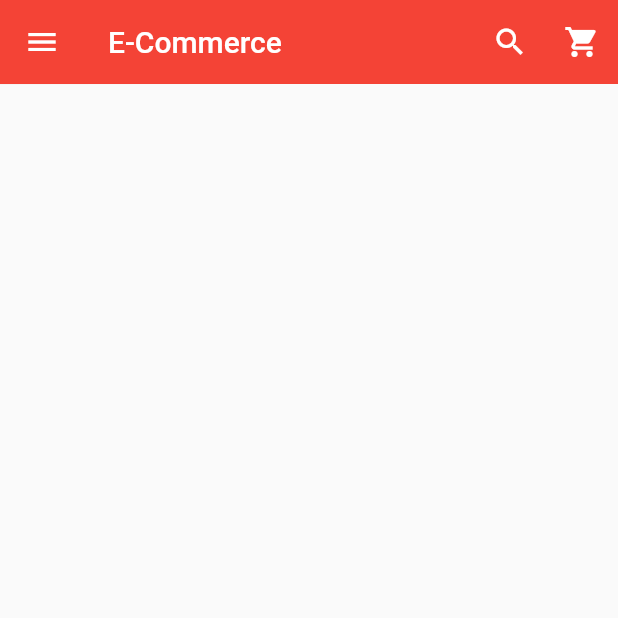
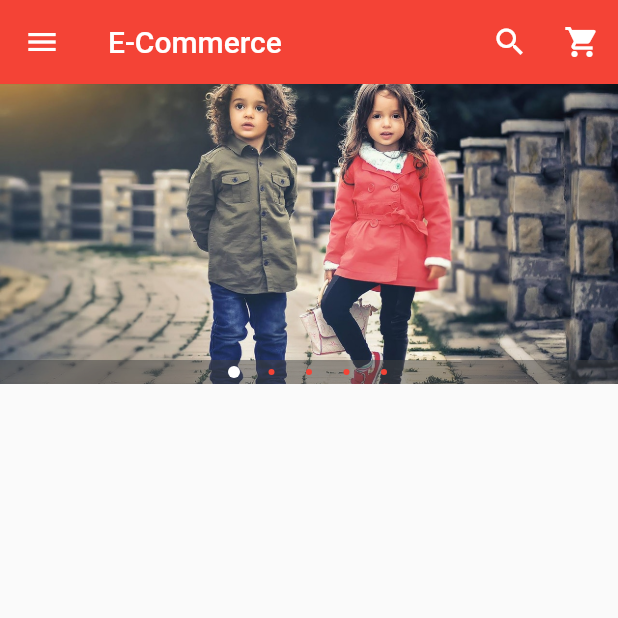
Before and after one commit to mohamedsabrymohamed/flutter-e-commerce, a Flutter app: the screen it shows after launch, on a phone screen of 412 x 824 dp, the top half of it. Run offline on Flutter 3.47's test engine with Material 2 defaults, Android fonts, the phone set to English and light mode, and no system bars; drawn by our look-alikes of carousel_pro.

Commit message:
add carousel to home page

```diff
--- a/lib/main.dart
+++ b/lib/main.dart
@@ -1,3 +1,4 @@
+import 'package:ecommerce/widgets/app_Carousel.dart';
 import 'package:ecommerce/widgets/app_bar.dart';
 import 'package:ecommerce/widgets/custom_drawer.dart';
 import 'package:flutter/material.dart';
@@ -19,6 +20,11 @@ class _HomePageState extends State<HomePage> {
     return Scaffold(
       appBar: customAppBar(),
       drawer: customDrawer(),
+      body: ListView(
+        children: [
+          customCarousel(),
+        ],
+      ),
     );
   }
 }
--- /dev/null
+++ b/lib/widgets/app_Carousel.dart
@@ -0,0 +1,26 @@
+import 'package:flutter/material.dart';
+import 'package:carousel_pro/carousel_pro.dart';
+
+Widget customCarousel() {
+  return Container(
+    height: 200.0,
+    child: Carousel(
+      boxFit: BoxFit.cover,
+      images: [
+        AssetImage('images/c1.jpg'),
+        AssetImage('images/m1.jpg'),
+        AssetImage('images/w3.jpg'),
+        AssetImage('images/w4.jpg'),
+        AssetImage('images/m2.jpg'),
+      ],
+      autoplay: true,
+      dotSize: 4.0,
+      animationCurve: Curves.fastOutSlowIn,
+      animationDuration: Duration(
+        seconds: 2,
+      ),
+      indicatorBgPadding: 4.0,
+      dotColor: Colors.red,
+    ),
+  );
+}
--- a/pubspec.yaml
+++ b/pubspec.yaml
@@ -28,6 +28,7 @@ dependencies:
   # The following adds the Cupertino Icons font to your application.
   # Use with the CupertinoIcons class for iOS style icons.
   cupertino_icons: ^0.1.3
+  carousel_pro: ^1.0.0
 
 dev_dependencies:
   flutter_test:
```
Also changed, not shown: pubspec.lock.
